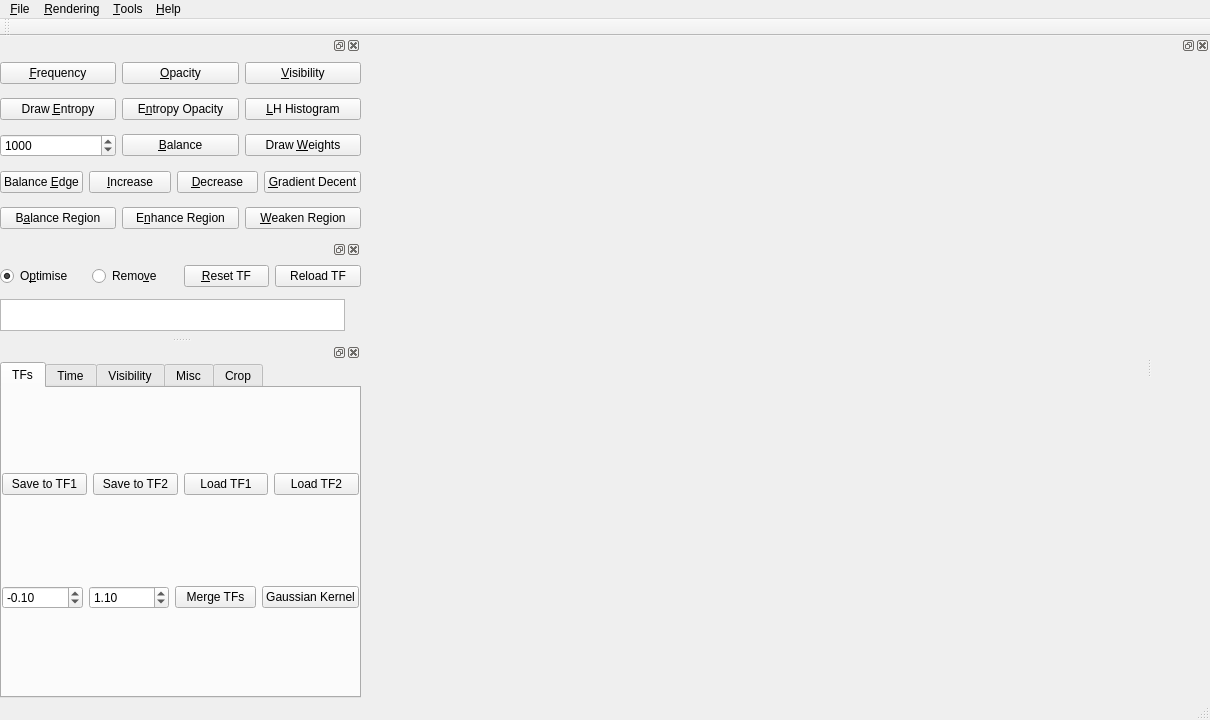
Before: the Qt Designer form VolumeRenderer/mainwindow.ui in luosz/volume-visualiser, drawn with Qt 5.
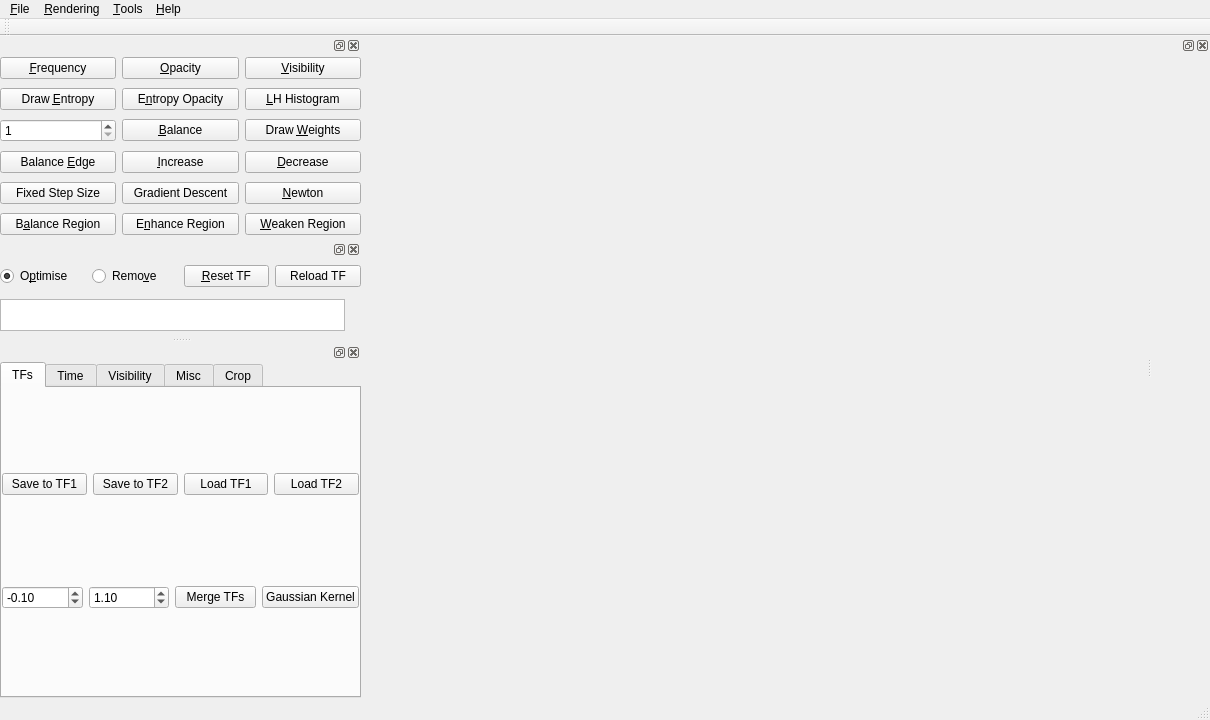
After: the same form once the commit is applied.

Commit message: add fixed step, gradient descent and Newton's method for optimization

Patch:
```diff
--- a/VolumeRenderer/mainwindow.ui
+++ b/VolumeRenderer/mainwindow.ui
@@ -166,7 +166,7 @@
       <verstretch>0</verstretch>
      </sizepolicy>
     </property>
-    <layout class="QVBoxLayout" name="verticalLayout_3" stretch="0,0,0,0,0">
+    <layout class="QVBoxLayout" name="verticalLayout_3" stretch="0,0,0,0,0,0">
      <property name="spacing">
       <number>7</number>
      </property>
@@ -258,7 +258,7 @@
           <number>65536</number>
          </property>
          <property name="value">
-          <number>1000</number>
+          <number>1</number>
          </property>
         </widget>
        </item>
@@ -304,10 +304,40 @@
          </property>
         </widget>
        </item>
+      </layout>
+     </item>
+     <item>
+      <layout class="QHBoxLayout" name="horizontalLayout_16">
+       <property name="leftMargin">
+        <number>0</number>
+       </property>
+       <property name="topMargin">
+        <number>0</number>
+       </property>
+       <property name="rightMargin">
+        <number>0</number>
+       </property>
+       <property name="bottomMargin">
+        <number>0</number>
+       </property>
        <item>
-        <widget class="QPushButton" name="BalanceButton">
+        <widget class="QPushButton" name="fixedStepButton">
          <property name="text">
-          <string>&amp;Gradient Decent</string>
+          <string>Fixed Step Size</string>
+         </property>
+        </widget>
+       </item>
+       <item>
+        <widget class="QPushButton" name="gradientDescentButton">
+         <property name="text">
+          <string>Gradient Descent</string>
+         </property>
+        </widget>
+       </item>
+       <item>
+        <widget class="QPushButton" name="newtonButton">
+         <property name="text">
+          <string>&amp;Newton</string>
          </property>
         </widget>
        </item>
```
Left out of the diff: 2 changed lines with no effect on the pictures. The commit also changes 2 other files.
